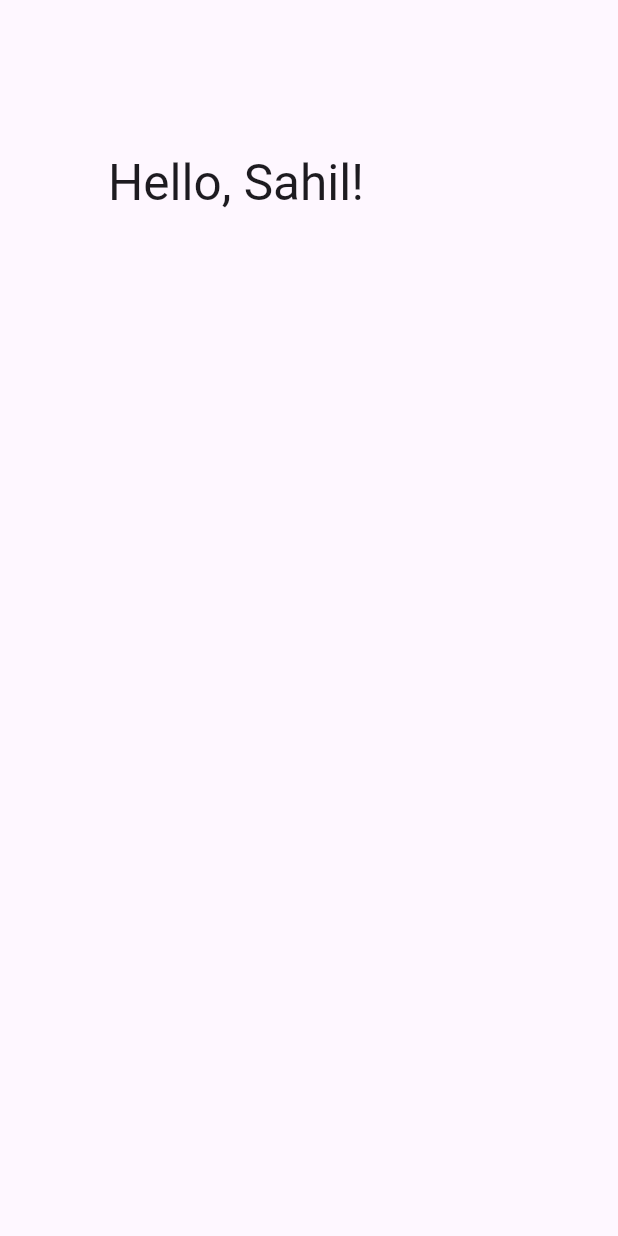
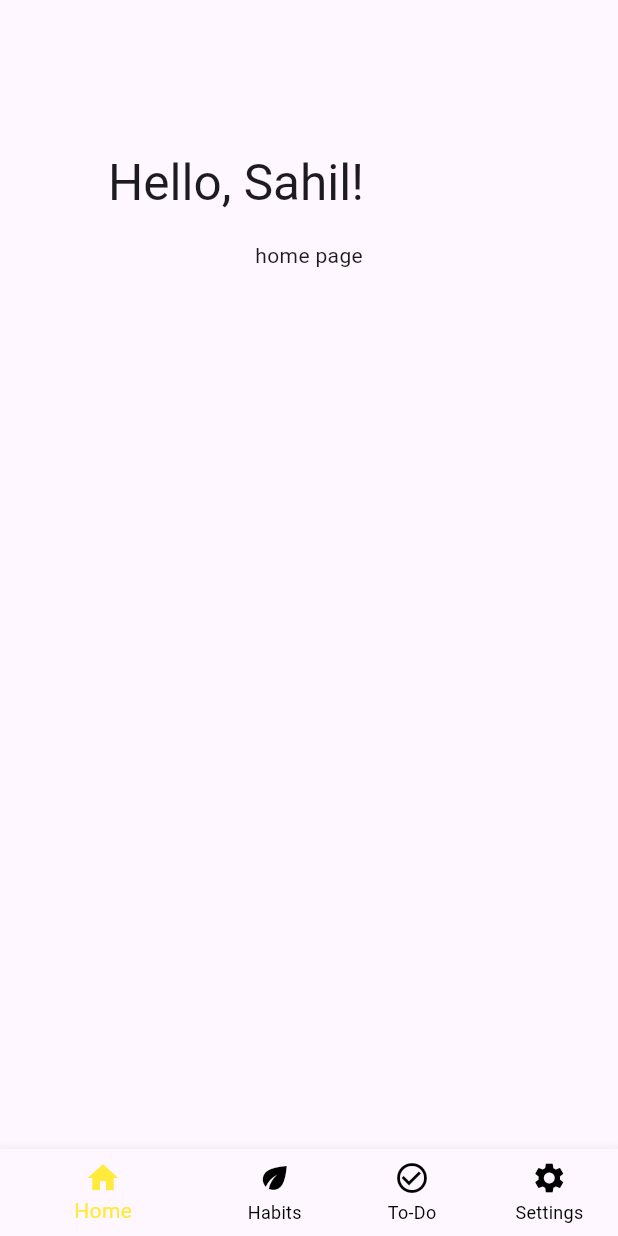
Before and after one commit to sahil-ingle/niyama, a Flutter app: the screen it shows after launch, on a phone screen of 412 x 824 dp. Run offline on Flutter 3.47's test engine with Material 3 defaults, Android fonts, the light colour scheme and no system bars.

Commit message:
added pages

```diff
--- a/lib/main.dart
+++ b/lib/main.dart
@@ -1,5 +1,5 @@
 import 'package:flutter/material.dart';
-import 'package:niyama/pages/home_page.dart';
+import 'package:niyama/pages/navigation_page.dart';
 
 void main() {
   runApp(const MainApp());
@@ -10,6 +10,6 @@ class MainApp extends StatelessWidget {
 
   @override
   Widget build(BuildContext context) {
-    return const MaterialApp(home: HomePage());
+    return const MaterialApp(home: NavigationPage());
   }
 }
--- /dev/null
+++ b/lib/pages/habit_page.dart
@@ -0,0 +1,10 @@
+import 'package:flutter/material.dart';
+
+class HabitPage extends StatelessWidget {
+  const HabitPage({super.key});
+
+  @override
+  Widget build(BuildContext context) {
+    return Center(child: Text("habit page"));
+  }
+}
--- a/lib/pages/home_page.dart
+++ b/lib/pages/home_page.dart
@@ -1,30 +1,10 @@
 import 'package:flutter/material.dart';
 
-class HomePage extends StatefulWidget {
+class HomePage extends StatelessWidget {
   const HomePage({super.key});
 
   @override
-  State<HomePage> createState() => _HomePageState();
-}
-
-class _HomePageState extends State<HomePage> {
-  @override
   Widget build(BuildContext context) {
-    return Scaffold(
-      body: CustomScrollView(
-        slivers: [
-          SliverAppBar(
-            pinned: true,
-            expandedHeight: 160,
-            flexibleSpace: FlexibleSpaceBar(title: Text("Hello, Sahil!")),
-          ),
-          SliverList.list(children: [
-
-
-            ],
-          ),
-        ],
-      ),
-    );
+    return Center(child: Text("home page"));
   }
 }
--- /dev/null
+++ b/lib/pages/navigation_page.dart
@@ -0,0 +1,51 @@
+import 'package:flutter/material.dart';
+import 'package:niyama/pages/habit_page.dart';
+import 'package:niyama/pages/home_page.dart';
+import 'package:niyama/pages/settings_page.dart';
+import 'package:niyama/pages/to_do_page.dart';
+import 'package:niyama/widgets/my_nav_bar.dart';
+
+class NavigationPage extends StatefulWidget {
+  const NavigationPage({super.key});
+
+  @override
+  State<NavigationPage> createState() => _NavigationPageState();
+}
+
+class _NavigationPageState extends State<NavigationPage> {
+  int _selectedIndex = 0;
+
+  void onItemSelect(int index) {
+    setState(() {
+      _selectedIndex = index;
+    });
+  }
+
+  List<Widget> selectedPage = [
+    HomePage(),
+    HabitPage(),
+    ToDoPage(),
+    SettingsPage(),
+  ];
+
+  @override
+  Widget build(BuildContext context) {
+    return Scaffold(
+      body: CustomScrollView(
+        slivers: [
+          SliverAppBar(
+            pinned: true,
+            expandedHeight: 160,
+            flexibleSpace: FlexibleSpaceBar(title: Text("Hello, Sahil!")),
+          ),
+          SliverList.list(children: [selectedPage.elementAt(_selectedIndex)]),
+        ],
+      ),
+
+      bottomNavigationBar: MyNavBar(
+        currentIndex: _selectedIndex,
+        onTap: onItemSelect,
+      ),
+    );
+  }
+}
--- /dev/null
+++ b/lib/pages/settings_page.dart
@@ -0,0 +1,10 @@
+import 'package:flutter/material.dart';
+
+class SettingsPage extends StatelessWidget {
+  const SettingsPage({super.key});
+
+  @override
+  Widget build(BuildContext context) {
+    return Center(child: Text("settings page"));
+  }
+}
--- /dev/null
+++ b/lib/pages/to_do_page.dart
@@ -0,0 +1,10 @@
+import 'package:flutter/material.dart';
+
+class ToDoPage extends StatelessWidget {
+  const ToDoPage({super.key});
+
+  @override
+  Widget build(BuildContext context) {
+    return Center(child: Text("toDo page"));
+  }
+}
--- /dev/null
+++ b/lib/widgets/my_nav_bar.dart
@@ -0,0 +1,34 @@
+import 'package:flutter/material.dart';
+
+class MyNavBar extends StatefulWidget {
+  const MyNavBar({required this.currentIndex, required this.onTap, super.key});
+
+  final int currentIndex;
+  final ValueChanged<int> onTap;
+
+  @override
+  State<MyNavBar> createState() => _MyNavBarState();
+}
+
+class _MyNavBarState extends State<MyNavBar> {
+  @override
+  Widget build(BuildContext context) {
+    return BottomNavigationBar(
+      items: [
+        BottomNavigationBarItem(icon: Icon(Icons.home), label: "Home"),
+        BottomNavigationBarItem(icon: Icon(Icons.eco), label: "Habits"),
+        BottomNavigationBarItem(
+          icon: Icon(Icons.check_circle_outline),
+          label: "To-Do",
+        ),
+        BottomNavigationBarItem(icon: Icon(Icons.settings), label: "Settings"),
+      ],
+      currentIndex: widget.currentIndex,
+      onTap: widget.onTap,
+      unselectedItemColor: Colors.black,
+      selectedItemColor: Colors.yellow,
+      showSelectedLabels: true,
+      showUnselectedLabels: true,
+    );
+  }
+}
```
